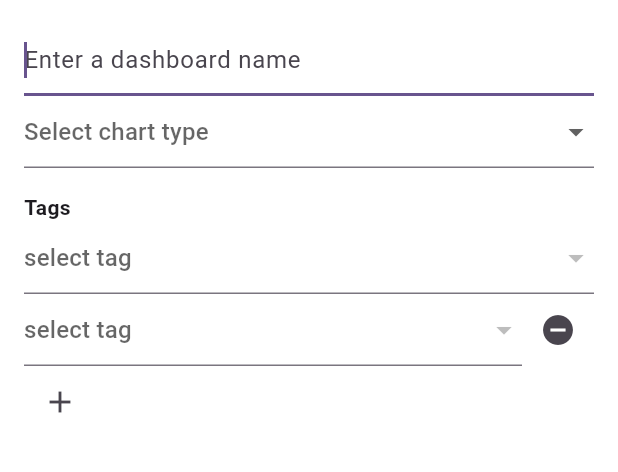
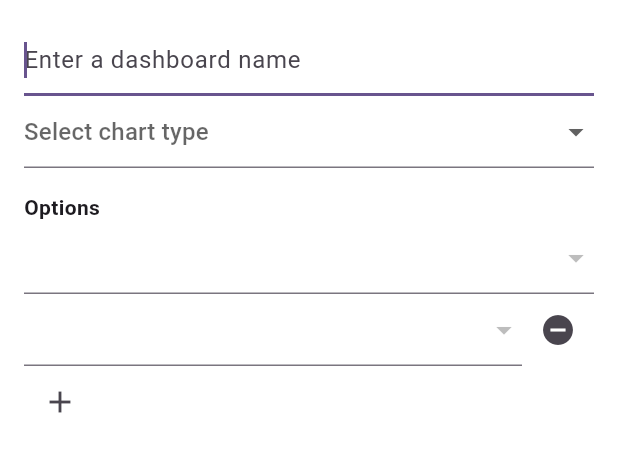
Before and after one commit to HoppenR/flutter-journal-app, a Flutter app: the AddDashboardForm screen opened directly, after a tap on the "add" icon, on a phone screen of 412 x 824 dp, the part 84-556 px from its top. Run offline on Flutter 3.47's test engine with Material 3 defaults, Android fonts, the phone set to English and light mode, and no system bars; our stand-ins replace fl_chart, shared_preferences; accounts and stored records are empty; generated files the repository leaves out were written again.

Commit message:
chore: cleanup and localization

```diff
--- a/lib/main.dart
+++ b/lib/main.dart
@@ -28,7 +28,7 @@ class InitializationWidget extends StatelessWidget {
         }
 
         if (snapshot.hasError) {
-          print(snapshot.error);
+          print('error loading user prefs: ${snapshot.error}');
         }
 
         final Locale? initialLocale = snapshot.data!.locale;
--- a/lib/src/add_tag_form.dart
+++ b/lib/src/add_tag_form.dart
@@ -155,15 +155,15 @@ class AddTagFormState extends State<AddTagForm> {
               icon: _selectedIcon,
               configurations: <GraphConfiguration>[
                 GraphConfiguration(
-                  graphType: GraphType.lineChart,
+                  type: GraphTypes.lineChart,
                   ids: <int>[addedId],
                 ),
                 GraphConfiguration(
-                  graphType: GraphType.weekdayBarChart,
+                  type: GraphTypes.weekdayBarChart,
                   ids: <int>[addedId],
                 ),
                 GraphConfiguration(
-                  graphType: GraphType.heatmap,
+                  type: GraphTypes.heatmap,
                   ids: <int>[addedId],
                 ),
               ],
--- a/lib/src/graph.dart
+++ b/lib/src/graph.dart
@@ -25,7 +25,7 @@ class ChartDashboardManager extends ChangeNotifier {
     dashboards.removeWhere((ChartDashboardData dashboard) {
       dashboard.configurations.removeWhere((GraphConfiguration config) {
         config.ids.remove(tagId);
-        return config.ids.length < config.minimumItemAmt;
+        return config.ids.length < config.type.minimumItemAmt;
       });
       return dashboard.configurations.isEmpty;
     });
--- a/lib/src/graph/add_dashboard_form.dart
+++ b/lib/src/graph/add_dashboard_form.dart
@@ -19,15 +19,14 @@ class AddDashboardFormState extends State<AddDashboardForm> {
   final List<int?> _selectedTagIds = <int?>[null];
   final TextEditingController _nameController = TextEditingController();
 
-  GraphType? _selectedType;
+  GraphTypes? _selectedType;
 
   @override
   Widget build(BuildContext context) {
     return Scaffold(
       appBar: AppBar(
         backgroundColor: Theme.of(context).colorScheme.inversePrimary,
-        // TODO: localize
-        title: const Text('Add dashboard'),
+        title: Text(AppLocalizations.of(context).addDashboard),
         actions: <Widget>[
           _buildTagFormValidateButton(context),
         ],
@@ -56,14 +55,12 @@ class AddDashboardFormState extends State<AddDashboardForm> {
   Widget _buildDashboardFormName(BuildContext context) {
     return TextFormField(
       controller: _nameController,
-      decoration: const InputDecoration(
-        // TODO: localize
-        hintText: 'Enter a dashboard name',
+      decoration: InputDecoration(
+        hintText: AppLocalizations.of(context).dashboardNameHint,
       ),
       validator: (String? value) {
         if (value == null || value.isEmpty) {
-          // TODO: localize
-          return 'Name is required';
+          return AppLocalizations.of(context).dashboardNameMissing;
         }
         return null;
       },
@@ -72,34 +69,29 @@ class AddDashboardFormState extends State<AddDashboardForm> {
   }
 
   Widget _buildDashboardOptionType(BuildContext context) {
-    return DropdownButtonFormField<GraphType>(
+    return DropdownButtonFormField<GraphTypes>(
       value: _selectedType,
-      // TODO: localize
-      hint: const Text('Select chart type'),
-      items: const <DropdownMenuItem<GraphType>>[
-        DropdownMenuItem<GraphType>(
-          value: GraphType.lineChart,
-          // TODO: localize
-          child: Text('lineChart'),
+      hint: Text(AppLocalizations.of(context).chartSelectType),
+      items: <DropdownMenuItem<GraphTypes>>[
+        DropdownMenuItem<GraphTypes>(
+          value: GraphTypes.lineChart,
+          child: Text(AppLocalizations.of(context).chartTypeLine),
         ),
-        DropdownMenuItem<GraphType>(
-          value: GraphType.weekdayBarChart,
-          // TODO: localize
-          child: Text('weekdayBarChart'),
+        DropdownMenuItem<GraphTypes>(
+          value: GraphTypes.weekdayBarChart,
+          child: Text(AppLocalizations.of(context).chartTypeBar),
         ),
-        DropdownMenuItem<GraphType>(
-          value: GraphType.heatmap,
-          // TODO: localize
-          child: Text('heatmap'),
+        DropdownMenuItem<GraphTypes>(
+          value: GraphTypes.heatmap,
+          child: Text(AppLocalizations.of(context).chartTypeHeatmap),
         ),
-        DropdownMenuItem<GraphType>(
-          value: GraphType.radar,
-          // TODO: localize
-          child: Text('radar'),
+        DropdownMenuItem<GraphTypes>(
+          value: GraphTypes.radar,
+          child: Text(AppLocalizations.of(context).chartTypeRadar),
         ),
       ],
-      onChanged: (GraphType? value) {
-        if (value == GraphType.radar) {
+      onChanged: (GraphTypes? value) {
+        if (value == GraphTypes.radar) {
           while (_selectedTagIds.length < 3) {
             _selectedTagIds.add(null);
           }
@@ -108,10 +100,9 @@ class AddDashboardFormState extends State<AddDashboardForm> {
           _selectedType = value;
         });
       },
-      validator: (GraphType? value) {
+      validator: (GraphTypes? value) {
         if (value == null) {
-          // TODO: localize
-          return 'Chart type is required';
+          return AppLocalizations.of(context).chartTypeMissing;
         }
         return null;
       },
@@ -121,10 +112,9 @@ class AddDashboardFormState extends State<AddDashboardForm> {
   List<Widget> _buildOptionFields(BuildContext context) {
     return <Widget>[
       const SizedBox(height: 16.0),
-      const Text(
-        // TODO: localize
-        'Tags',
-        style: TextStyle(fontWeight: FontWeight.bold),
+      Text(
+        AppLocalizations.of(context).tagOptions,
+        style: const TextStyle(fontWeight: FontWeight.bold),
       ),
       ..._buildOptionInputs(context),
       if (_selectedTagIds.length < 4)
@@ -149,9 +139,13 @@ class AddDashboardFormState extends State<AddDashboardForm> {
             Expanded(
               child: DropdownButtonFormField<int>(
                 value: _selectedTagIds[index],
-                // TODO: localize
-                hint: const Text('select tag'),
-                items: tagManager.tags.entries.map(
+                items: tagManager.tags.entries.where(
+                  (MapEntry<int, TagData> val) {
+                    // Must include its own selection as a possible value
+                    return val.key == _selectedTagIds[index] ||
+                        !_selectedTagIds.contains(val.key);
+                  },
+                ).map(
                   (MapEntry<int, TagData> entry) {
                     return DropdownMenuItem<int>(
                       value: entry.key,
@@ -166,15 +160,13 @@ class AddDashboardFormState extends State<AddDashboardForm> {
                 },
                 validator: (int? value) {
                   if (value == null) {
-                    // TODO: localize
-                    return 'id is required';
+                    return AppLocalizations.of(context).tagOptionMissing;
                   }
                   return null;
                 },
               ),
             ),
-            if (_selectedType != GraphType.radar && index > 0 ||
-                _selectedType == GraphType.radar && index > 2)
+            if (index > (_selectedType?.minimumItemAmt ?? 0))
               IconButton(
                 icon: const Icon(Icons.remove_circle),
                 onPressed: () {
@@ -202,9 +194,9 @@ class AddDashboardFormState extends State<AddDashboardForm> {
           // TODO: Allow user to add more than one configuration per dashboard
           configurations.add(
             GraphConfiguration(
-              graphType: _selectedType!,
-              // NOTE: This is resizable because a TagData might be removed
-              ids: _selectedTagIds.nonNulls.toList(growable: true),
+              type: _selectedType!,
+              // NOTE: DropdownMenuItem validators assert not null for each
+              ids: _selectedTagIds.cast<int>(),
             ),
           );
           dashboardManager.addDashboard(
--- a/lib/src/journal.dart
+++ b/lib/src/journal.dart
@@ -183,8 +183,7 @@ class _JournalPageState extends State<JournalPage>
             : _showAddDashboardWindow(context),
         tooltip: _selectedViewIndex == _JournalPages.calendar
             ? AppLocalizations.of(context).addTag
-            // TODO: localize
-            : 'Add dashboard',
+            : AppLocalizations.of(context).addDashboard,
         child: AnimatedIcon(
           icon: AnimatedIcons.event_add,
           progress: _fabIconAnimation,
@@ -391,7 +390,7 @@ class _JournalPageState extends State<JournalPage>
         //saveTagData(context);
         //saveNextTagId(context);
         saveChartDashboardData(context);
-        showSnackBar(context, AppLocalizations.of(context).saveTagDone);
+        showSnackBar(context, AppLocalizations.of(context).saveDataDone);
       }
     }
   }
--- a/lib/src/tag.dart
+++ b/lib/src/tag.dart
@@ -58,7 +58,6 @@ class TagManager extends ChangeNotifier {
       tagList.removeWhere((AppliedTagData tag) => tag.id == id);
       return tagList.isEmpty;
     });
-    // TODO: remove the tag from all GraphConfigurations
     notifyListeners();
   }
 
```
Also changed, not shown: lib/l10n/app_en.arb (+36 -0 lines), lib/l10n/app_sv.arb (+9 -0 lines), lib/src/graph/configuration.dart (+59 -25 lines), lib/src/graph/dashboard.dart (+23 -21 lines), lib/src/graph/graphs.dart (+18 -15 lines).
